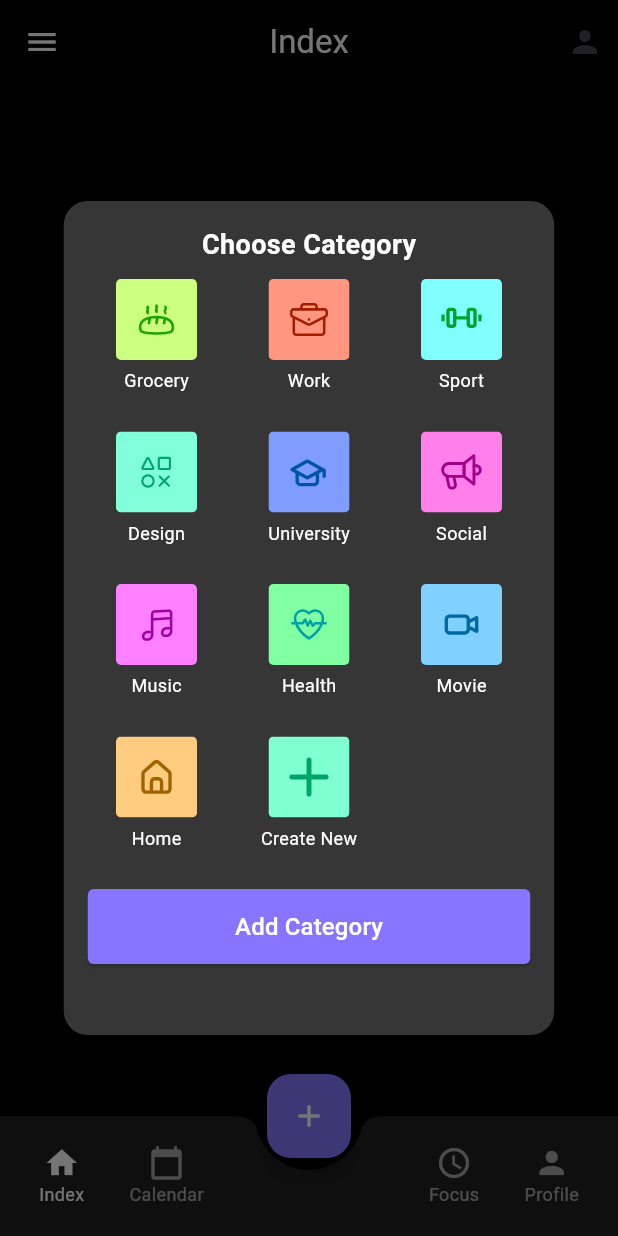
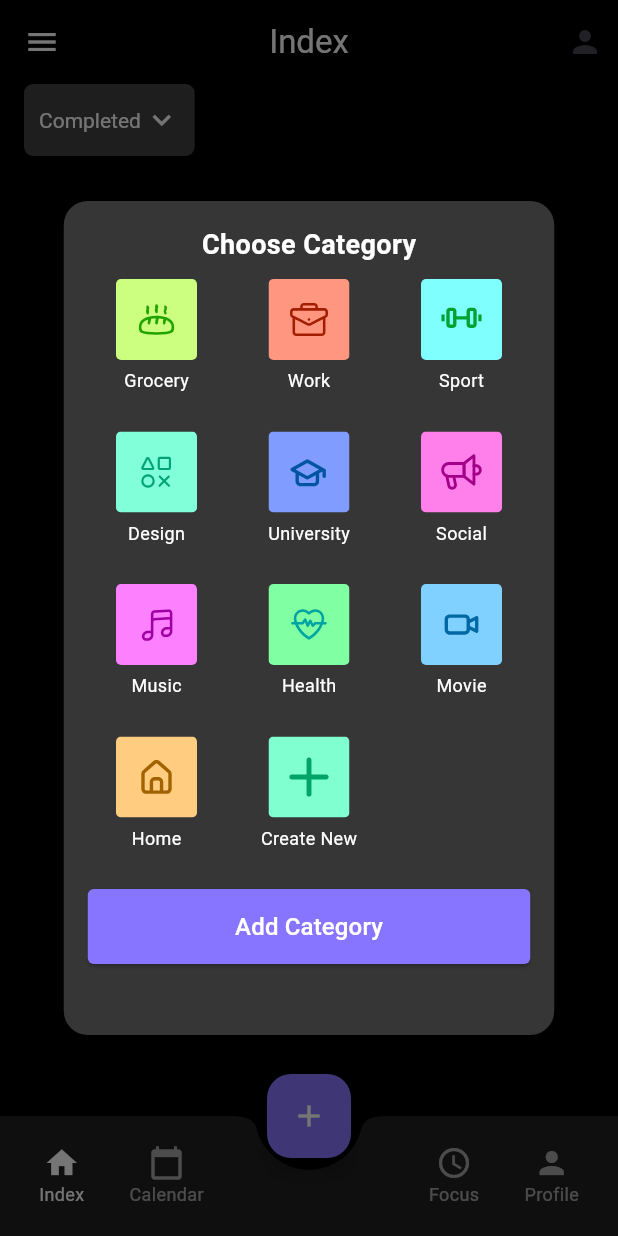
Before and after one commit to Piyush1716/flutter-smart-tasks, a Flutter app: the HomePage screen opened directly, after a tap on the "menu" icon, on a phone screen of 412 x 824 dp. Run offline on Flutter 3.47's test engine with Material 3 defaults, Android fonts, the phone set to English and light mode, and no system bars; our stand-ins replace cloud_firestore, firebase_auth, firebase_core, flutter_svg, lucide_icons, smooth_page_indicator; accounts and stored records are empty.

Commit message:
filter completed Incomplete Tasks in Home Screen

```diff
--- a/lib/Task Pages/TaskDetailsPage.dart
+++ b/lib/Task Pages/TaskDetailsPage.dart
@@ -65,6 +65,10 @@ class TaskDetailsPage extends StatelessWidget {
                 label: 'Sub - Task',
                 value: 'Add Sub - Task',
                 isButton: true),
+            TaskDetailItem(
+                icon: LucideIcons.bookMarked,
+                label: 'Completed',
+                value: data['isCompleted'] ? 'Completed' : 'Not Completed',),
             SizedBox(height: 20),
             Divider(color: Appcolor.secodary, thickness: 1),
             SizedBox(height: 10),
--- a/lib/home/home_screen.dart
+++ b/lib/home/home_screen.dart
@@ -9,11 +9,20 @@ import 'package:todoapp/services/auth_services.dart';
 import 'package:todoapp/services/task_services.dart';
 import 'package:todoapp/theme/appcolor.dart';
 
-class HomePage extends StatelessWidget {
+class HomePage extends StatefulWidget {
+  @override
+  State<HomePage> createState() => _HomePageState();
+}
+
+class _HomePageState extends State<HomePage> {
+
+  bool _completed = true;
+
   Stream<QuerySnapshot> getTasks(){
     final TaskServices taskServices = TaskServices();
-    return taskServices.getTasks();
+    return taskServices.getTaskByFilter(_completed); // based on selected return completed or incompleted tasks.
   }
+
   Future<void> logout(BuildContext context) async {
     final AuthServices authServices = AuthServices();
     await authServices.signout();
@@ -38,23 +47,31 @@ class HomePage extends StatelessWidget {
           SizedBox(width: 10),
         ],
       ),
-      body: StreamBuilder<QuerySnapshot>(
+      body: Column(
+        crossAxisAlignment: CrossAxisAlignment.start,
+        children: [
+          _dropDown((bool newval){
+            setState(() {
+              _completed = newval;
+            });
+            // we have used call back function bacauseif we pass the _completed
+            // it will not passed by reference so it will not changed so..
+          }),
+          Expanded(
+            child: StreamBuilder(
               stream: getTasks(),
-        builder: (context, snapshot) {
+              builder: (context, snapshot){
                 if (snapshot.connectionState == ConnectionState.waiting) {
                   return Center(child: CircularProgressIndicator());
                 }
                 if (!snapshot.hasData || snapshot.data!.docs.isEmpty) {
                   return _buildEmptyTaskUI();
                 }
-          return ListView(
-            padding: EdgeInsets.all(16),
-            children: snapshot.data!.docs.map((task) {
-              var data = task.data() as Map<String, dynamic>;
-              return TaskItem(data: data, );
-            }).toList(),
-          );
+                return _buildTasks(snapshot);
               },
+            ),
+          )
+        ],
       ),
       floatingActionButton: FloatingActionButton(
         onPressed: () {
@@ -148,4 +165,46 @@ class HomePage extends StatelessWidget {
       ],
     );
   }
+
+  Widget _buildTasks(AsyncSnapshot<QuerySnapshot> snapshot){
+    return ListView(
+      padding: EdgeInsets.all(16),
+      children: snapshot.data!.docs.map((task) {
+        var data = task.data() as Map<String, dynamic>;
+        return TaskItem(
+          data: data,
+        );
+      }).toList(),
+    );
   }
+
+  Widget _dropDown(void Function(bool) change_filter){
+    return Container(
+            padding: EdgeInsets.symmetric(horizontal: 10, vertical: 0),
+            margin: EdgeInsets.symmetric(horizontal: 16,),
+            decoration: BoxDecoration(
+              color: Colors.grey[800], // Match image style
+              borderRadius: BorderRadius.circular(6),
+            ),
+            child: DropdownButton<bool>(
+              borderRadius: BorderRadius.circular(15),
+              value: _completed,
+              dropdownColor: Appcolor.secodary, // Dark dropdown
+              underline: SizedBox(), // Hide default underline
+              icon: Icon(Icons.keyboard_arrow_down, color: Colors.white),
+              style: TextStyle(color: Colors.white,),
+              items: [true, false].map((bool value) {
+                return DropdownMenuItem<bool>(
+                  value: value,
+                  child: Text(value ? 'Completed' : 'Incomplete'),
+                );
+              }).toList(),
+              onChanged: (bool? newval){
+                if(newval != null){
+                  change_filter(newval);
+                }
+              }
+            ),
+          );
+  }
+}
--- a/lib/services/task_services.dart
+++ b/lib/services/task_services.dart
@@ -45,12 +45,43 @@ class TaskServices {
 
   // Get task by user
   Stream<QuerySnapshot> getTasks() {
-    String userId = FirebaseAuth.instance.currentUser!.uid;
+    String? userId = _authServices.getCureUser()?.uid;
     return _firestore
         .collection("users")
         .doc(userId)
         .collection("tasks")
-        .orderBy("dueDate")
+        .orderBy("title")
+        .snapshots();
+  }
+
+  Stream<QuerySnapshot> getCompletedTasks(){
+    String? userId = _authServices.getCureUser()?.uid;
+    return _firestore
+        .collection('users')
+        .doc(userId)
+        .collection('tasks')
+        .where('isCompleted', isEqualTo: true)
+        .snapshots();
+  }
+
+
+  Stream<QuerySnapshot> getTaskByFilter(bool completed){
+    String? userId = _authServices.getCureUser()?.uid;
+    return _firestore
+        .collection('users')
+        .doc(userId)
+        .collection('tasks')
+        .where('isCompleted', isEqualTo: completed)
+        .snapshots();
+  }
+
+  Stream<QuerySnapshot> getInCompletedTasks() {
+    String? userId = _authServices.getCureUser()?.uid;
+    return _firestore
+        .collection('users')
+        .doc(userId)
+        .collection('tasks')
+        .where('isCompleted', isEqualTo: false)
         .snapshots();
   }
 
@@ -67,4 +98,18 @@ class TaskServices {
     Navigator.pushAndRemoveUntil(context, MaterialPageRoute(builder: (context)=>HomePage()), (route)=>false);
   }
 
+  Future<void> markAsCompleted(String taskId) async {
+    try{
+      String? userId = _authServices.getCureUser()?.uid;
+      print(taskId);
+      await _firestore.collection('users').doc(userId).collection('tasks').doc(taskId).update({
+        'isCompleted' : true
+      });
+    }
+    catch(e){
+      print('${e}cant update task as completed!');
+    }
+  }
+
+
 }
```
Also changed, not shown: lib/Task Pages/task_item.dart (+37 -0 lines). Lines whose indentation alone changed are shown as unchanged.
